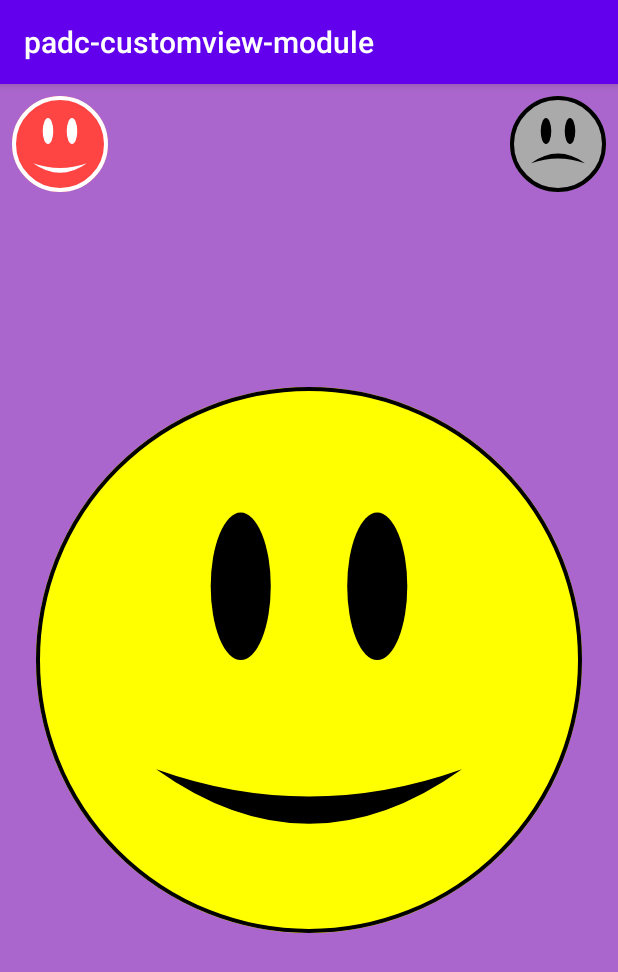
After one commit to dkslayer3331/custom-views, an Android app: the EmotionalFaceActivity screen opened directly, with no data from a screen before it, on a phone screen of 412 x 824 dp. The commit adds this screen. Shown: the top 972 px of the screen. Run offline under Robolectric (Android 15) with nearby library versions, the phone set to English and light mode, and no system bars.

Commit message:
custom emotional face view added

```diff
--- a/app/src/main/AndroidManifest.xml
+++ b/app/src/main/AndroidManifest.xml
@@ -9,7 +9,8 @@
         android:roundIcon="@mipmap/ic_launcher_round"
         android:supportsRtl="true"
         android:theme="@style/AppTheme">
-        <activity android:name=".activity.FanControlActivity"></activity>
+        <activity android:name=".activity.EmotionalFaceActivity"></activity>
+        <activity android:name=".activity.FanControlActivity" />
         <activity android:name=".activity.ReactionViewPodActivity" />
         <activity android:name=".activity.ModifiedViewActivity" />
         <activity android:name=".activity.MainActivity">
--- /dev/null
+++ b/app/src/main/java/com/mhst/padc_customview_module/activity/EmotionalFaceActivity.kt
@@ -0,0 +1,31 @@
+package com.mhst.padc_customview_module.activity
+
+import android.content.Context
+import android.content.Intent
+import androidx.appcompat.app.AppCompatActivity
+import android.os.Bundle
+import com.mhst.padc_customview_module.R
+import com.mhst.padc_customview_module.views.FaceView
+import kotlinx.android.synthetic.main.activity_emotional_face.*
+
+class EmotionalFaceActivity : AppCompatActivity() {
+    override fun onCreate(savedInstanceState: Bundle?) {
+        super.onCreate(savedInstanceState)
+        setContentView(R.layout.activity_emotional_face)
+
+        happyButton.setOnClickListener {
+            emotionalFaceView.happinessState = FaceView.HAPPY
+        }
+
+        sadButton.setOnClickListener {
+            emotionalFaceView.happinessState = FaceView.SAD
+        }
+
+    }
+
+    companion object{
+        fun newIntent(context: Context) : Intent{
+            return Intent(context,EmotionalFaceActivity::class.java)
+        }
+    }
+}
--- a/app/src/main/java/com/mhst/padc_customview_module/activity/MainActivity.kt
+++ b/app/src/main/java/com/mhst/padc_customview_module/activity/MainActivity.kt
@@ -21,6 +21,14 @@ class MainActivity : AppCompatActivity() {
             startActivity(ReactionViewPodActivity.newIntent(this))
         }
 
+        btnGoToFanActivity.setOnClickListener {
+            startActivity(FanControlActivity.newIntent(this))
+        }
+
+        btnGoToFace.setOnClickListener {
+            startActivity(EmotionalFaceActivity.newIntent(this))
+        }
+
     }
 
 
--- /dev/null
+++ b/app/src/main/java/com/mhst/padc_customview_module/views/FaceView.kt
@@ -0,0 +1,182 @@
+package com.mhst.padc_customview_module.views
+
+/**
+ * Created by Moe Htet on 19,July,2020
+ */
+import android.content.Context
+import android.graphics.*
+import android.util.AttributeSet
+import android.view.View
+import androidx.core.content.withStyledAttributes
+import com.mhst.padc_customview_module.R
+
+class FaceView(context: Context, attrs: AttributeSet) : View(context, attrs) {
+
+    // Paint object for coloring and styling
+    private val paint = Paint(Paint.ANTI_ALIAS_FLAG)
+
+    // Some colors for the face background, eyes and mouth.
+    private var faceColor = DEFAULT_FACE_COLOR
+    private var eyesColor = DEFAULT_EYES_COLOR
+    private var mouthColor = DEFAULT_MOUTH_COLOR
+    private var borderColor = DEFAULT_BORDER_COLOR
+
+    // Face border width in pixels
+    private var borderWidth = DEFAULT_BORDER_WIDTH
+
+    // View size in pixels
+    private var size = 0
+
+    // To draw mouth on a path
+    private val mouthPath = Path()
+
+    var happinessState = HAPPY
+        set(state) {
+            field = state
+            invalidate()
+        }
+
+    init {
+        paint.isAntiAlias = true
+        setupAttributes(attrs)
+    }
+
+    private fun setupAttributes(attrs: AttributeSet?) {
+
+        // get custom attribute values from xml
+        context.withStyledAttributes(attrs, R.styleable.EmotionalFaceView) {
+            happinessState = getString(R.styleable.EmotionalFaceView_state)?.toLongOrNull() ?: HAPPY
+            faceColor = getColor(R.styleable.EmotionalFaceView_faceColor, DEFAULT_FACE_COLOR)
+            eyesColor = getColor(R.styleable.EmotionalFaceView_eyesColor, DEFAULT_EYES_COLOR)
+            mouthColor = getColor(R.styleable.EmotionalFaceView_mouthColor, DEFAULT_MOUTH_COLOR)
+            borderColor = getColor(R.styleable.EmotionalFaceView_borderColor, DEFAULT_BORDER_COLOR)
+            borderWidth =
+                getDimension(R.styleable.EmotionalFaceView_borderWidth, DEFAULT_BORDER_WIDTH)
+        }
+    }
+
+    override fun onDraw(canvas: Canvas) {
+        // call the super method to keep any drawing from the parent side.
+        super.onDraw(canvas)
+
+        drawFaceBackground(canvas)
+        drawEyes(canvas)
+        drawMouth(canvas)
+    }
+
+    private fun drawFaceBackground(canvas: Canvas) {
+
+        // 1 set background color to faceColor and fill that color.
+        paint.color = faceColor
+        paint.style = Paint.Style.FILL
+
+        // 2 calculate the radius of the circle  (320/2) => 160
+        val radius = size / 2f
+
+        /**
+         * 3
+         * @param cx is x-coordinate of circle => 160
+         * @param cy is y-coordinate of circle => 160
+         *
+         * start draw the circle from the center position (x,y) with radius 160 and paint
+         */
+        canvas.drawCircle(size / 2f, size / 2f, radius, paint)
+
+        // 4 set background stroke color to border color and make it stroke.
+        paint.color = borderColor
+        paint.style = Paint.Style.STROKE
+        paint.strokeWidth = borderWidth
+
+        // 5
+        canvas.drawCircle(size / 2f, size / 2f, radius - borderWidth / 2f, paint)
+
+    }
+
+    private fun drawEyes(canvas: Canvas) {
+
+        // 1 set background color to eyesColor and fill that color
+        paint.color = eyesColor
+        paint.style = Paint.Style.FILL
+
+        /* 2  for left eye
+           the first four parameter is left,top,right,bottom to define four point
+           eg. (left,top) , (left,bottom) , (right,top) , (right,bottom)
+           percentages of the size: (32%, 23%, 43%, 50%)
+         */
+        val leftEyeRect = RectF(size * 0.32f, size * 0.23f, size * 0.43f, size * 0.50f)
+
+        canvas.drawOval(leftEyeRect, paint)
+
+        /* 3 for right eye
+           percentages of the size: (57%, 23%, 68%, 50%)
+         */
+        val rightEyeRect = RectF(size * 0.57f, size * 0.23f, size * 0.68f, size * 0.50f)
+
+        // 4
+        canvas.drawOval(rightEyeRect, paint)
+
+    }
+
+    private fun drawMouth(canvas: Canvas) {
+
+        // 1 This will reset the path and remove any old path before drawing a new path.
+        mouthPath.reset()
+
+        /*
+           the starting point of the path to (x0,y0) by using the moveTo()
+           (22,70)
+         */
+        mouthPath.moveTo(size * 0.22f, size * 0.7f)
+
+        if (happinessState == HAPPY) {
+            // 2
+            /*
+               draw a curved path from the starting point and through (x1,y1) that ends with (x2,y2)
+               (50,80) , (78,70)
+            */
+            mouthPath.quadTo(size * 0.50f, size * 0.80f, size * 0.78f, size * 0.70f)
+
+            /*
+               Draw a curved path starting from the last end point (x2,y2) and through (x3,y3) and that ends with (x0,y0)
+               (50,90) , (22,70)
+             */
+            mouthPath.quadTo(size * 0.50f, size * 0.90f, size * 0.22f, size * 0.70f)
+
+        } else {
+
+            // 3
+            mouthPath.quadTo(size * 0.5f, size * 0.50f, size * 0.78f, size * 0.7f)
+            mouthPath.quadTo(size * 0.5f, size * 0.60f, size * 0.22f, size * 0.7f)
+        }
+
+
+        // set background color to mouthColor and fill that color
+        paint.color = mouthColor
+        paint.style = Paint.Style.FILL
+
+        canvas.drawPath(mouthPath, paint)
+    }
+
+    override fun onMeasure(widthMeasureSpec: Int, heightMeasureSpec: Int) {
+        super.onMeasure(widthMeasureSpec, heightMeasureSpec)
+
+        // 1 get minimum value
+        size = measuredWidth.coerceAtMost(measuredHeight)
+
+        // 2 override width and height
+        setMeasuredDimension(size, size)
+    }
+
+
+    companion object {
+
+        private const val DEFAULT_FACE_COLOR = Color.YELLOW
+        private const val DEFAULT_EYES_COLOR = Color.BLACK
+        private const val DEFAULT_MOUTH_COLOR = Color.BLACK
+        private const val DEFAULT_BORDER_COLOR = Color.BLACK
+        private const val DEFAULT_BORDER_WIDTH = 4.0f
+
+        const val HAPPY = 0L
+        const val SAD = 1L
+    }
+}
--- /dev/null
+++ b/app/src/main/res/layout/activity_emotional_face.xml
@@ -0,0 +1,42 @@
+<RelativeLayout xmlns:android="http://schemas.android.com/apk/res/android"
+    android:layout_width="match_parent"
+    android:layout_height="match_parent"
+    android:background="@android:color/holo_purple"
+    xmlns:app="http://schemas.android.com/apk/res-auto">
+
+    <com.mhst.padc_customview_module.views.FaceView
+        android:id="@+id/emotionalFaceView"
+        android:layout_width="match_parent"
+        android:layout_height="match_parent"
+        android:layout_centerInParent="true"
+        android:layout_margin="@dimen/margin_large"
+        />
+
+    <com.mhst.padc_customview_module.views.FaceView
+        android:id="@+id/happyButton"
+        android:layout_width="64dp"
+        android:layout_height="64dp"
+        android:layout_alignParentStart="true"
+        android:layout_margin="@dimen/margin_medium"
+        app:faceColor="@android:color/holo_red_light"
+        app:borderColor="@android:color/white"
+        app:eyesColor="@android:color/white"
+        app:mouthColor="@android:color/white"
+        app:state="happy" />
+
+    <com.mhst.padc_customview_module.views.FaceView
+        android:id="@+id/sadButton"
+        android:layout_width="64dp"
+        android:layout_height="64dp"
+        android:layout_margin="@dimen/margin_medium"
+        android:layout_alignParentEnd="true"
+        app:faceColor="@android:color/darker_gray"
+        app:borderColor="@android:color/black"
+        app:eyesColor="@android:color/black"
+        app:mouthColor="@android:color/black"
+        app:state="sad" />
+
+
+
+
+</RelativeLayout>
--- a/app/src/main/res/layout/activity_main.xml
+++ b/app/src/main/res/layout/activity_main.xml
@@ -29,5 +29,11 @@
             android:layout_width="wrap_content"
             android:layout_height="wrap_content"/>
 
+        <Button
+            android:id="@+id/btnGoToFace"
+            android:layout_width="wrap_content"
+            android:layout_height="wrap_content"
+            android:text="@string/go_to_face_view"/>
+
     </LinearLayout>
 </RelativeLayout>
--- a/app/src/main/res/values/attrs.xml
+++ b/app/src/main/res/values/attrs.xml
@@ -14,4 +14,17 @@
         <attr name="fanColor2" format="color" />
         <attr name="fanColor3" format="color" />
     </declare-styleable>
+
+    <declare-styleable name="EmotionalFaceView">
+        <attr name="faceColor" format="color" />
+        <attr name="eyesColor" format="color" />
+        <attr name="mouthColor" format="color" />
+        <attr name="borderColor" format="color" />
+        <attr name="borderWidth" format="dimension" />
+        <attr name="state" format="enum">
+            <enum name="happy" value="0" />
+            <enum name="sad" value="1" />
+        </attr>
+    </declare-styleable>
+
 </resources>
--- a/app/src/main/res/values/strings.xml
+++ b/app/src/main/res/values/strings.xml
@@ -10,5 +10,6 @@
     <string name="fan_medium">2</string>
     <string name="fan_high">3</string>
     <string name="go_to_fan_activity">Go to Fan Activity</string>
+    <string name="go_to_face_view">Go To Face View</string>
 
 </resources>
```
